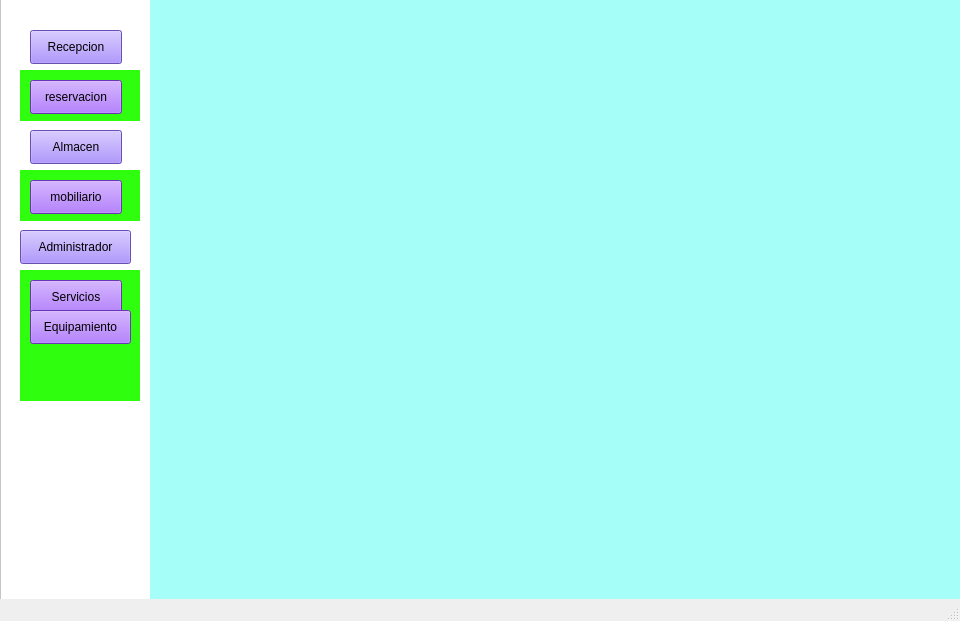
This is gui/navegacion.ui in asp-laboratories/BookingRoom_Software as Qt 5 draws it before an edit. The edited form follows.
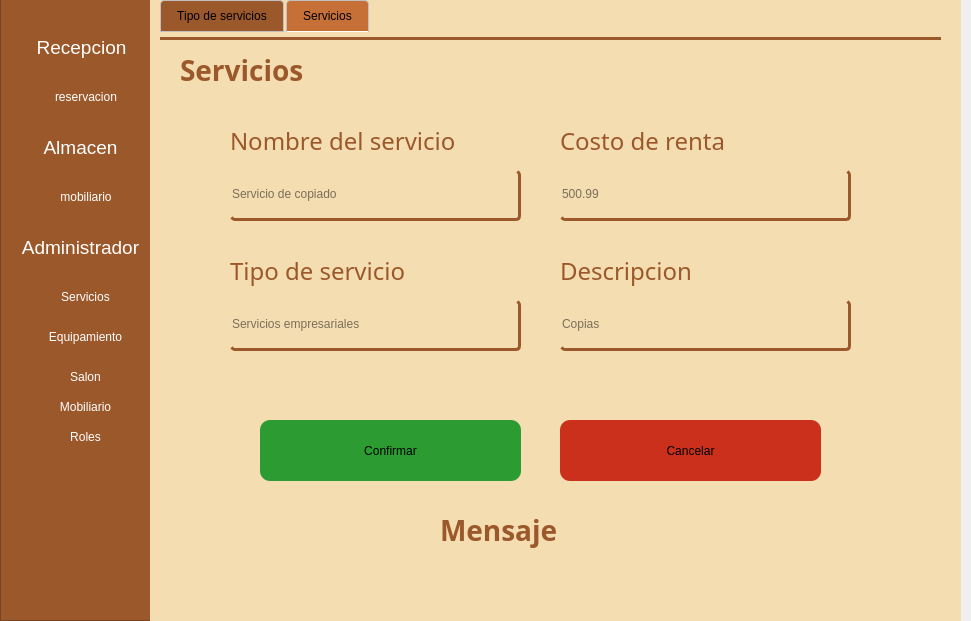
This is the edited form. The open tabs and pages were chosen to show the change.

Commit message: feat(Imagenes, gui): Primer diseño de figma hecho (login), funcionamiento de la interfaz de servicio, agregacion de mensaje de confirmacion aunque de error falta por programar (Update)

```diff
--- a/gui/navegacion.ui
+++ b/gui/navegacion.ui
@@ -6,7 +6,7 @@
    <rect>
     <x>0</x>
     <y>0</y>
-    <width>960</width>
+    <width>971</width>
     <height>621</height>
    </rect>
   </property>
@@ -24,7 +24,7 @@
      </rect>
     </property>
     <property name="styleSheet">
-     <string notr="true">background-color: rgb(255, 255, 255);</string>
+     <string notr="true">background-color: rgba(155, 88, 43, 1.0);</string>
     </property>
     <property name="frameShape">
      <enum>QFrame::Shape::StyledPanel</enum>
@@ -35,15 +35,21 @@
     <widget class="QPushButton" name="btnRecepcion">
      <property name="geometry">
       <rect>
-       <x>30</x>
+       <x>21</x>
        <y>50</y>
-       <width>92</width>
+       <width>121</width>
        <height>34</height>
       </rect>
      </property>
+     <property name="font">
+      <font>
+       <pointsize>14</pointsize>
+      </font>
+     </property>
      <property name="styleSheet">
-      <string notr="true">color: rgb(0, 0, 0);
-background-color: rgb(145, 111, 255);
+      <string notr="true">border: none;
+background-color: rgb(155, 88, 43);
+color: rgb(255, 255, 255);
 </string>
      </property>
      <property name="text">
@@ -53,15 +59,27 @@
     <widget class="QPushButton" name="btnAlmacen">
      <property name="geometry">
       <rect>
-       <x>30</x>
+       <x>20</x>
        <y>150</y>
-       <width>92</width>
+       <width>121</width>
        <height>34</height>
       </rect>
      </property>
+     <property name="minimumSize">
+      <size>
+       <width>92</width>
+       <height>0</height>
+      </size>
+     </property>
+     <property name="font">
+      <font>
+       <pointsize>14</pointsize>
+      </font>
+     </property>
      <property name="styleSheet">
-      <string notr="true">color: rgb(0, 0, 0);
-background-color: rgb(145, 111, 255);
+      <string notr="true">border: none;
+background-color: rgb(155, 88, 43);
+color: rgb(255, 255, 255);
 </string>
      </property>
      <property name="text">
@@ -78,20 +96,21 @@
       </rect>
      </property>
      <property name="styleSheet">
-      <string notr="true">background-color: rgb(47, 255, 15);</string>
+      <string notr="true">background-color: rgb(155, 88, 43);</string>
      </property>
      <widget class="QPushButton" name="reservacion">
       <property name="geometry">
        <rect>
-        <x>10</x>
+        <x>20</x>
         <y>10</y>
         <width>92</width>
         <height>34</height>
        </rect>
       </property>
       <property name="styleSheet">
-       <string notr="true">color: rgb(0, 0, 0);
-background-color: rgb(150, 75, 255);
+       <string notr="true">border: none;
+background-color: rgb(155, 88, 43);
+color: rgb(255, 255, 255);
 </string>
       </property>
       <property name="text">
@@ -102,15 +121,22 @@
     <widget class="QPushButton" name="btnAdministracion">
      <property name="geometry">
       <rect>
-       <x>20</x>
+       <x>10</x>
        <y>250</y>
-       <width>111</width>
+       <width>141</width>
        <height>34</height>
       </rect>
      </property>
+     <property name="font">
+      <font>
+       <pointsize>14</pointsize>
+      </font>
+     </property>
      <property name="styleSheet">
-      <string notr="true">color: rgb(0, 0, 0);
-background-color: rgb(145, 111, 255);
+      <string notr="true">border: none;
+background-color: rgb(155, 88, 43);
+color: rgb(255, 255, 255);
+
 </string>
      </property>
      <property name="text">
@@ -127,20 +153,21 @@
       </rect>
      </property>
      <property name="styleSheet">
-      <string notr="true">background-color: rgb(47, 255, 15);</string>
+      <string notr="true">background-color: rgb(155, 88, 43);</string>
      </property>
      <widget class="QPushButton" name="mobiliario">
       <property name="geometry">
        <rect>
-        <x>10</x>
+        <x>20</x>
         <y>10</y>
         <width>92</width>
         <height>34</height>
        </rect>
       </property>
       <property name="styleSheet">
-       <string notr="true">color: rgb(0, 0, 0);
-background-color: rgb(150, 75, 255);
+       <string notr="true">border: none;
+background-color: rgb(155, 88, 43);
+color: rgb(255, 255, 255);
 </string>
       </property>
       <property name="text">
@@ -154,24 +181,29 @@
        <x>20</x>
        <y>290</y>
        <width>120</width>
-       <height>131</height>
+       <height>241</height>
       </rect>
      </property>
      <property name="styleSheet">
-      <string notr="true">background-color: rgb(47, 255, 15);</string>
+      <string notr="true">background-color: rgba(155, 88, 43, 1.0)</string>
      </property>
      <widget class="QPushButton" name="servicios">
       <property name="geometry">
        <rect>
         <x>10</x>
         <y>10</y>
-        <width>92</width>
+        <width>111</width>
         <height>34</height>
        </rect>
       </property>
+      <property name="layoutDirection">
+       <enum>Qt::LayoutDirection::RightToLeft</enum>
+      </property>
       <property name="styleSheet">
-       <string notr="true">color: rgb(0, 0, 0);
-background-color: rgb(150, 75, 255);
+       <string notr="true">border: none;
+background-color: rgb(155, 88, 43);
+color: rgb(255, 255, 255);
+
 </string>
       </property>
       <property name="text">
@@ -182,20 +214,90 @@
       <property name="geometry">
        <rect>
         <x>10</x>
-        <y>40</y>
-        <width>101</width>
+        <y>50</y>
+        <width>111</width>
         <height>34</height>
        </rect>
       </property>
+      <property name="layoutDirection">
+       <enum>Qt::LayoutDirection::RightToLeft</enum>
+      </property>
       <property name="styleSheet">
-       <string notr="true">color: rgb(0, 0, 0);
-background-color: rgb(150, 75, 255);
+       <string notr="true">border: none;
+background-color: rgb(155, 88, 43);
+color: rgb(255, 255, 255);
 </string>
       </property>
       <property name="text">
        <string>Equipamiento</string>
       </property>
      </widget>
+     <widget class="QPushButton" name="equipamiento_2">
+      <property name="geometry">
+       <rect>
+        <x>10</x>
+        <y>90</y>
+        <width>111</width>
+        <height>34</height>
+       </rect>
+      </property>
+      <property name="layoutDirection">
+       <enum>Qt::LayoutDirection::RightToLeft</enum>
+      </property>
+      <property name="styleSheet">
+       <string notr="true">border: none;
+background-color: rgb(155, 88, 43);
+color: rgb(255, 255, 255);
+</string>
+      </property>
+      <property name="text">
+       <string>Salon</string>
+      </property>
+     </widget>
+     <widget class="QPushButton" name="equipamiento_3">
+      <property name="geometry">
+       <rect>
+        <x>10</x>
+        <y>120</y>
+        <width>111</width>
+        <height>34</height>
+       </rect>
+      </property>
+      <property name="layoutDirection">
+       <enum>Qt::LayoutDirection::RightToLeft</enum>
+      </property>
+      <property name="styleSheet">
+       <string notr="true">border: none;
+background-color: rgb(155, 88, 43);
+color: rgb(255, 255, 255);
+</string>
+      </property>
+      <property name="text">
+       <string>Mobiliario</string>
+      </property>
+     </widget>
+     <widget class="QPushButton" name="equipamiento_4">
+      <property name="geometry">
+       <rect>
+        <x>10</x>
+        <y>150</y>
+        <width>111</width>
+        <height>34</height>
+       </rect>
+      </property>
+      <property name="layoutDirection">
+       <enum>Qt::LayoutDirection::RightToLeft</enum>
+      </property>
+      <property name="styleSheet">
+       <string notr="true">border: none;
+background-color: rgb(155, 88, 43);
+color: rgb(255, 255, 255);
+</string>
+      </property>
+      <property name="text">
+       <string>Roles</string>
+      </property>
+     </widget>
     </widget>
    </widget>
    <widget class="QStackedWidget" name="stackedWidget">
@@ -210,38 +312,60 @@
     <property name="styleSheet">
      <string notr="true"/>
     </property>
-    <widget class="QWidget" name="adminServicios">
+    <widget class="QWidget" name="inicio">
      <property name="styleSheet">
       <string notr="true">background-color: rgb(165, 255, 248);</string>
      </property>
     </widget>
-    <widget class="QWidget" name="adminEquipamiento">
+    <widget class="QWidget" name="adminServicios">
      <property name="styleSheet">
-      <string notr="true">background-color: rgb(255, 168, 28);</string>
-     </property>
-    </widget>
-    <widget class="QWidget" name="page_7">
-     <property name="styleSheet">
-      <string notr="true">background-color: rgb(99, 26, 255);</string>
+      <string notr="true">background-color: rgba(245, 221, 178, 1.0);</string>
      </property>
      <widget class="QTabWidget" name="tabWidget">
       <property name="geometry">
        <rect>
         <x>10</x>
         <y>0</y>
-        <width>791</width>
-        <height>581</height>
+        <width>781</width>
+        <height>601</height>
        </rect>
       </property>
       <property name="styleSheet">
-       <string notr="true">border-color: #000000;</string>
+       <string notr="true">QTabWidget::pane {
+    border-top: 3px solid #9b582b;
+	color: rgb(155, 88, 43);
+    margin-top: 5px;
+}
+
+QTabWidget::tab-bar {
+    alignment: left;
+}
+
+QTabBar::tab {
+    background-color: #9b582b;
+	selection-color: rgb(155, 88, 43);
+    border: 1px solid #c0c0c0;
+    padding: 8px 16px;
+    margin-right: 2px;
+    border-top-left-radius: 4px;
+    border-top-right-radius: 4px;
+}
+
+QTabBar::tab:selected {
+    background-color: #c67037;
+    border-bottom-color: white;
+}
+
+QTabBar::tab:hover {
+    background-color: rgb(105, 60, 29);
+}</string>
       </property>
       <property name="currentIndex">
        <number>0</number>
       </property>
       <widget class="QWidget" name="tab_3">
        <attribute name="title">
-        <string>Tab 1</string>
+        <string>Tipo de servicios</string>
        </attribute>
        <widget class="QLabel" name="label">
         <property name="geometry">
@@ -292,30 +416,279 @@
       </widget>
       <widget class="QWidget" name="tab_4">
        <attribute name="title">
-        <string>Tab 2</string>
+        <string>Servicios</string>
        </attribute>
        <widget class="QLabel" name="label_2">
         <property name="geometry">
          <rect>
           <x>20</x>
           <y>10</y>
-          <width>241</width>
+          <width>251</width>
           <height>41</height>
          </rect>
         </property>
+        <property name="font">
+         <font>
+          <family>Adwaita Sans</family>
+          <pointsize>-1</pointsize>
+          <bold>true</bold>
+         </font>
+        </property>
         <property name="styleSheet">
-         <string notr="true">font-size: 28px;</string>
+         <string notr="true">color: rgba(155, 88, 43, 1.0);
+font-size: 28px;</string>
         </property>
         <property name="text">
          <string>Servicios</string>
         </property>
        </widget>
+       <widget class="QLineEdit" name="sNombreSer">
+        <property name="geometry">
+         <rect>
+          <x>70</x>
+          <y>130</y>
+          <width>291</width>
+          <height>51</height>
+         </rect>
+        </property>
+        <property name="styleSheet">
+         <string notr="true">color: rgb(0, 0, 0);
+border-radius: 5px;
+border-bottom: 3px solid rgba(155, 88, 43, 1.0);
+border-right: 3px solid  rgba(155, 88, 43, 1.0);</string>
+        </property>
+        <property name="text">
+         <string/>
+        </property>
+        <property name="placeholderText">
+         <string>Servicio de copiado</string>
+        </property>
+       </widget>
+       <widget class="QPushButton" name="sConfirmar">
+        <property name="geometry">
+         <rect>
+          <x>100</x>
+          <y>380</y>
+          <width>261</width>
+          <height>61</height>
+         </rect>
+        </property>
+        <property name="styleSheet">
+         <string notr="true">border-radius: 10px;
+background-color: #2B9B32;</string>
+        </property>
+        <property name="text">
+         <string>Confirmar</string>
+        </property>
+       </widget>
+       <widget class="QPushButton" name="sCancelar">
+        <property name="geometry">
+         <rect>
+          <x>400</x>
+          <y>380</y>
+          <width>261</width>
+          <height>61</height>
+         </rect>
+        </property>
+        <property name="styleSheet">
+         <string notr="true">border-radius: 10px;
+background-color: #CA301B;</string>
+        </property>
+        <property name="text">
+         <string>Cancelar</string>
+        </property>
+       </widget>
+       <widget class="QLineEdit" name="sTipoServicio">
+        <property name="geometry">
+         <rect>
+          <x>70</x>
+          <y>260</y>
+          <width>291</width>
+          <height>51</height>
+         </rect>
+        </property>
+        <property name="styleSheet">
+         <string notr="true">color: rgb(0, 0, 0);
+border-radius: 5px;
+border-bottom: 3px solid rgba(155, 88, 43, 1.0);
+border-right: 3px solid  rgba(155, 88, 43, 1.0);</string>
+        </property>
+        <property name="text">
+         <string/>
+        </property>
+        <property name="placeholderText">
+         <string>Servicios empresariales</string>
+        </property>
+       </widget>
+       <widget class="QLineEdit" name="sDescripcion">
+        <property name="geometry">
+         <rect>
+          <x>400</x>
+          <y>260</y>
+          <width>291</width>
+          <height>51</height>
+         </rect>
+        </property>
+        <property name="styleSheet">
+         <string notr="true">color: rgb(0, 0, 0);
+border-radius: 5px;
+border-bottom: 3px solid rgba(155, 88, 43, 1.0);
+border-right: 3px solid  rgba(155, 88, 43, 1.0);</string>
+        </property>
+        <property name="text">
+         <string/>
+        </property>
+        <property name="placeholderText">
+         <string>Copias</string>
+        </property>
+       </widget>
+       <widget class="QLineEdit" name="sCostoRenta">
+        <property name="geometry">
+         <rect>
+          <x>400</x>
+          <y>130</y>
+          <width>291</width>
+          <height>51</height>
+         </rect>
+        </property>
+        <property name="styleSheet">
+         <string notr="true">color: rgb(0, 0, 0);
+border-radius: 5px;
+border-bottom: 3px solid rgba(155, 88, 43, 1.0);
+border-right: 3px solid  rgba(155, 88, 43, 1.0);</string>
+        </property>
+        <property name="text">
+         <string/>
+        </property>
+        <property name="placeholderText">
+         <string>500.99</string>
+        </property>
+       </widget>
+       <widget class="QLabel" name="label_3">
+        <property name="geometry">
+         <rect>
+          <x>70</x>
+          <y>80</y>
+          <width>291</width>
+          <height>41</height>
+         </rect>
+        </property>
+        <property name="font">
+         <font>
+          <family>Adwaita Sans</family>
+          <pointsize>18</pointsize>
+          <bold>false</bold>
+         </font>
+        </property>
+        <property name="styleSheet">
+         <string notr="true">color: rgba(155, 88, 43, 1.0);
+</string>
+        </property>
+        <property name="text">
+         <string>Nombre del servicio</string>
+        </property>
+       </widget>
+       <widget class="QLabel" name="label_4">
+        <property name="geometry">
+         <rect>
+          <x>70</x>
+          <y>210</y>
+          <width>291</width>
+          <height>41</height>
+         </rect>
+        </property>
+        <property name="font">
+         <font>
+          <family>Adwaita Sans</family>
+          <pointsize>18</pointsize>
+          <bold>false</bold>
+         </font>
+        </property>
+        <property name="styleSheet">
+         <string notr="true">color: rgba(155, 88, 43, 1.0);
+</string>
+        </property>
+        <property name="text">
+         <string>Tipo de servicio</string>
+        </property>
+       </widget>
+       <widget class="QLabel" name="label_5">
+        <property name="geometry">
+         <rect>
+          <x>400</x>
+          <y>210</y>
+          <width>291</width>
+          <height>41</height>
+         </rect>
+        </property>
+        <property name="font">
+         <font>
+          <family>Adwaita Sans</family>
+          <pointsize>18</pointsize>
+          <bold>false</bold>
+         </font>
+        </property>
+        <property name="styleSheet">
+         <string notr="true">color: rgba(155, 88, 43, 1.0);
+</string>
+        </property>
+        <property name="text">
+         <string>Descripcion</string>
+        </property>
+       </widget>
+       <widget class="QLabel" name="label_6">
+        <property name="geometry">
+         <rect>
+          <x>400</x>
+          <y>80</y>
+          <width>291</width>
+          <height>41</height>
+         </rect>
+        </property>
+        <property name="font">
+         <font>
+          <family>Adwaita Sans</family>
+          <pointsize>18</pointsize>
+          <bold>false</bold>
+         </font>
+        </property>
+        <property name="styleSheet">
+         <string notr="true">color: rgba(155, 88, 43, 1.0);
+</string>
+        </property>
+        <property name="text">
+         <string>Costo de renta</string>
+        </property>
+       </widget>
+       <widget class="QLabel" name="sMensaje">
+        <property name="geometry">
+         <rect>
+          <x>280</x>
+          <y>470</y>
+          <width>251</width>
+          <height>41</height>
+         </rect>
+        </property>
+        <property name="font">
+         <font>
+          <family>Adwaita Sans</family>
+          <pointsize>-1</pointsize>
+          <bold>true</bold>
+         </font>
+        </property>
+        <property name="styleSheet">
+         <string notr="true">color: rgba(155, 88, 43, 1.0);
+font-size: 28px;</string>
+        </property>
+        <property name="text">
+         <string>Mensaje</string>
+        </property>
+       </widget>
       </widget>
      </widget>
     </widget>
    </widget>
   </widget>
-  <widget class="QStatusBar" name="statusbar"/>
  </widget>
  <resources/>
  <connections/>
```
Left out of the diff: 82 changed lines with no effect on the pictures. The commit also changes 3 other files.
